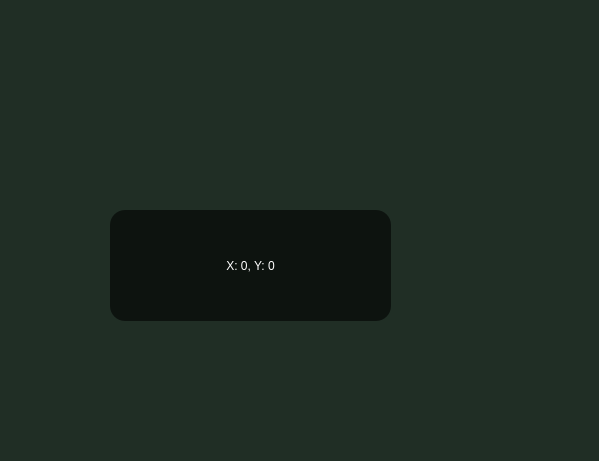
This is canvaswin.ui in lh11117/LemonxNote as Qt 5 draws it before an edit. The edited form follows.
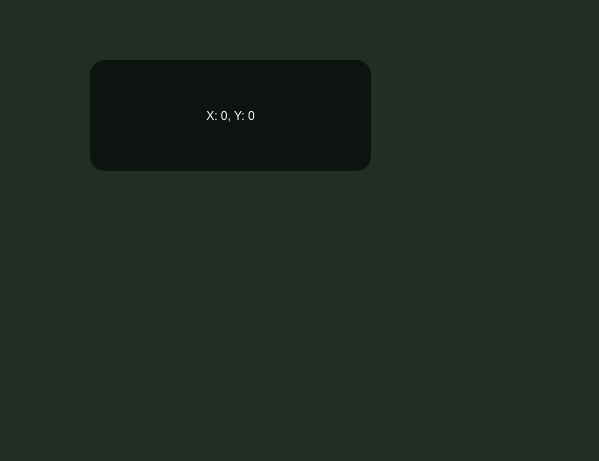
This is the edited form.

```diff
--- a/canvaswin.ui
+++ b/canvaswin.ui
@@ -19,8 +19,8 @@
   <widget class="QLabel" name="labelTime">
    <property name="geometry">
     <rect>
-     <x>300</x>
-     <y>0</y>
+     <x>290</x>
+     <y>10</y>
      <width>301</width>
      <height>141</height>
     </rect>
@@ -39,8 +39,8 @@
   <widget class="QLabel" name="labelTips">
    <property name="geometry">
     <rect>
-     <x>110</x>
-     <y>210</y>
+     <x>90</x>
+     <y>60</y>
      <width>281</width>
      <height>111</height>
     </rect>
@@ -59,6 +59,22 @@
     <set>Qt::AlignCenter</set>
    </property>
   </widget>
+  <widget class="QLabel" name="CanvasWidget">
+   <property name="geometry">
+    <rect>
+     <x>340</x>
+     <y>250</y>
+     <width>161</width>
+     <height>101</height>
+    </rect>
+   </property>
+   <property name="text">
+    <string/>
+   </property>
+  </widget>
+  <zorder>CanvasWidget</zorder>
+  <zorder>labelTime</zorder>
+  <zorder>labelTips</zorder>
  </widget>
  <resources/>
  <connections/>
```
